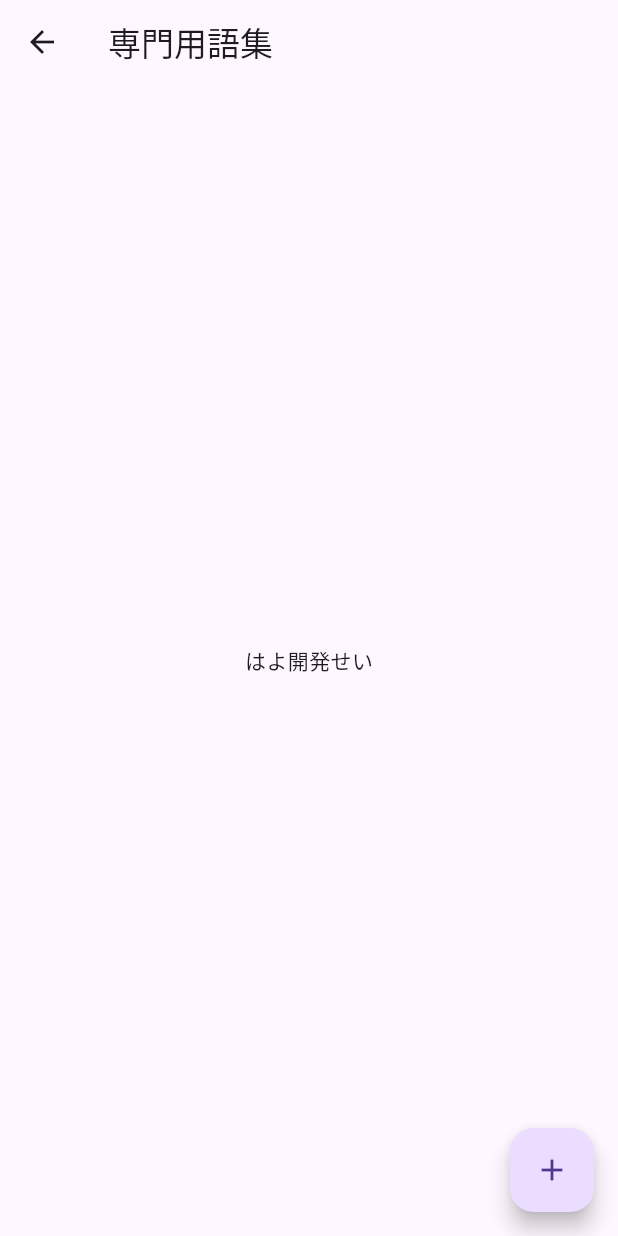
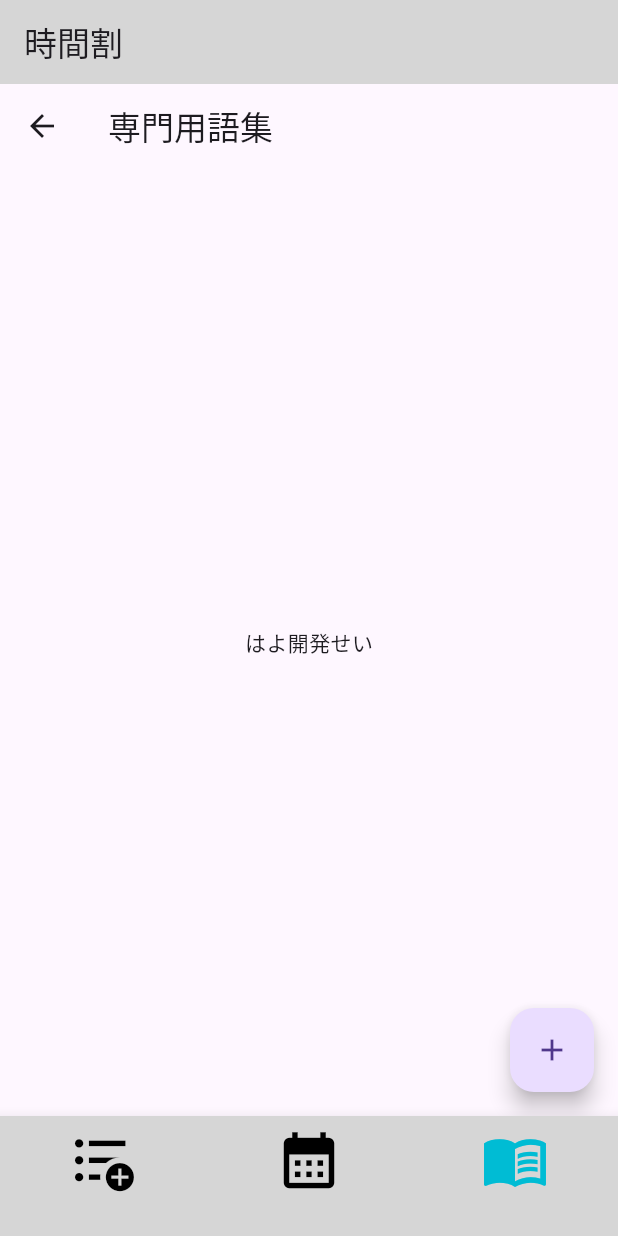
Before and after one commit to shun-osugi/U22-procon, a Flutter app: the screen it shows after launch, item 3 of the bottom bar chosen, after a tap on the "add" icon, on a phone screen of 412 x 824 dp. Run offline on Flutter 3.47's test engine with Material 3 defaults, Android fonts, the phone set to English and light mode, and no system bars; our stand-ins replace cloud_firestore, envied, firebase_core, flutter_riverpod, go_router; accounts and stored records are empty.

Commit message:
ヘッダーフッターがついてくるようにした。科目詳細画面の枠組みを作った。

```diff
--- /dev/null
+++ b/u_22_procon/lib/class_timetable.dart
@@ -0,0 +1,50 @@
+import 'package:flutter/material.dart';
+//データベース
+import 'package:firebase_core/firebase_core.dart';
+import 'firebase_options.dart';
+import 'package:cloud_firestore/cloud_firestore.dart';
+import 'package:go_router/go_router.dart';
+
+class ClassTimetable extends StatelessWidget {
+  const ClassTimetable({super.key});
+
+  @override
+  //データベース
+  Widget build(BuildContext context) {
+    return MaterialApp(
+      home: Scaffold(
+        appBar: AppBar(title: Text('Firestore Example')),
+        body: Center(
+            child: Column(
+          children: [
+            ElevatedButton(
+              onPressed: () async {
+                // Firestore のコレクション 'test' 内のドキュメント 'test2' にデータを保存
+                await FirebaseFirestore.instance
+                    .collection('test')
+                    .doc('test2')
+                    .set({
+                  'test': 2,
+                });
+
+                // 書き込みが完了したら、メッセージを表示
+                ScaffoldMessenger.of(context).showSnackBar(
+                  SnackBar(
+                    content: Text('Data saved to Firestore'),
+                  ),
+                );
+              },
+              child: Text('Save data to Firestore'),
+            ),
+            TextButton(
+              onPressed: () {
+                GoRouter.of(context).go('/classTimetable/subjectDetails');
+              },
+              child: const Text('GO!!'),
+            )
+          ],
+        )),
+      ),
+    );
+  }
+}
--- a/u_22_procon/lib/main.dart
+++ b/u_22_procon/lib/main.dart
@@ -1,22 +1,93 @@
 import 'package:flutter/material.dart';
 import 'package:flutter_riverpod/flutter_riverpod.dart';
 import 'package:u_22_procon/samplePage.dart';
-import 'package:u_22_procon/samplePage2.dart';
+import 'package:u_22_procon/class_timetable.dart';
+import 'package:u_22_procon/subject_details.dart';
 import 'package:u_22_procon/subject_term.dart';
 
 //データベース
 import 'package:firebase_core/firebase_core.dart';
 import 'firebase_options.dart';
 import 'package:cloud_firestore/cloud_firestore.dart';
+import 'package:go_router/go_router.dart';
 
 //遷移先ファイルのインポート文を記述
 //下が例
 // import 'package:XXX/page_a.dart';
 
+final rootNavigatorKeyProvider = Provider<GlobalKey<NavigatorState>>((ref) {
+  return GlobalKey<NavigatorState>(debugLabel: 'root');
+});
+final shellNavigatorKeyProvider = Provider<GlobalKey<NavigatorState>>((ref) {
+  return GlobalKey<NavigatorState>(debugLabel: 'shell');
+});
+
+final goRouterProvider = Provider<GoRouter>((ref) {
+  final rootNavigatorKey = ref.watch(rootNavigatorKeyProvider);
+  final shellNavigatorKey = ref.watch(shellNavigatorKeyProvider);
+
+  return GoRouter(
+    navigatorKey: rootNavigatorKey,
+    initialLocation: '/classTimetable',
+    debugLogDiagnostics: true,
+    routes: <RouteBase>[
+      ShellRoute(
+        navigatorKey: shellNavigatorKey,
+        builder: (BuildContext context, GoRouterState state, Widget child) {
+          return HeaderFooter(child: child);
+        },
+        routes: <RouteBase>[
+          GoRoute(
+            path: '/samplePage',
+            builder: (BuildContext context, GoRouterState state) {
+              return const Samplepage();
+            },
+            // routes: <RouteBase>[
+            //   GoRoute(
+            //     path: 'subjectDetails',
+            //     parentNavigatorKey: rootNavigatorKey,
+            //     builder: (BuildContext context, GoRouterState state) {
+            //       return const SubjectDetails();
+            //     }),
+            //   ],
+          ),
+          GoRoute(
+              path: '/classTimetable',
+              builder: (BuildContext context, GoRouterState state) {
+                return const ClassTimetable();
+              },
+              routes: <RouteBase>[
+                GoRoute(
+                    path: 'subjectDetails',
+                    parentNavigatorKey: rootNavigatorKey,
+                    builder: (BuildContext context, GoRouterState state) {
+                      return const SubjectDetails();
+                    }),
+              ]),
+          GoRoute(
+            path: '/subject_term',
+            builder: (BuildContext context, GoRouterState state) {
+              return const subject_term();
+            },
+            // routes: <RouteBase>[
+            //   GoRoute(
+            //     path: 'subjectDetails',
+            //     parentNavigatorKey: rootNavigatorKey,
+            //     builder: (BuildContext context, GoRouterState state) {
+            //       return const SubjectDetails();
+            //     }),
+            //   ],
+          ),
+        ],
+      ),
+    ],
+  );
+});
+
 //main関数
 main() async {
   //アプリ
-  const app = MaterialApp(home: HeaderFooter());
+  const app = MyApp();
 
   //データベース初期化
   WidgetsFlutterBinding.ensureInitialized();
@@ -35,9 +106,26 @@ final indexProvider = StateProvider((ref) {
   return 1; //時間割
 });
 
+class MyApp extends ConsumerWidget {
+  const MyApp({super.key});
+
+  @override
+  Widget build(BuildContext context, WidgetRef ref) {
+    final router = ref.watch(goRouterProvider);
+    return MaterialApp.router(
+      title: 'Flutter Demo',
+      theme: ThemeData(
+        primarySwatch: Colors.blue,
+      ),
+      routerConfig: router,
+    );
+  }
+}
+
 //画面
 class HeaderFooter extends ConsumerWidget {
-  const HeaderFooter({super.key});
+  final Widget child;
+  const HeaderFooter({required this.child, super.key});
 
   @override
   Widget build(BuildContext context, WidgetRef ref) {
@@ -86,25 +174,25 @@ class HeaderFooter extends ConsumerWidget {
       unselectedItemColor: Colors.black, //選択せれていない時のアイテムの色
       currentIndex: index, //インデックス
       //タップされた時インデックス(画面)を変更する
-      onTap: (index) {
-        ref.read(indexProvider.notifier).state = index;
+      onTap: (int idx) {
+        ref.read(indexProvider.notifier).state = idx;
+        switch (idx) {
+          case 0:
+            context.go('/samplePage');
+            break;
+          case 1:
+            context.go('/classTimetable');
+            break;
+          case 2:
+            context.go('/subject_term');
+            break;
+        }
       },
     );
 
-    //遷移先の画面たち
-    const pages = [
-      //ここに遷移先の画面を記述
-      Samplepage(),
-      Samplepage2(),
-      subject_term(),
-      //例：
-      //PageA(),
-      //PageB(),
-    ];
-
     return Scaffold(
       appBar: header,
-      body: pages[index],
+      body: child,
       bottomNavigationBar: footerBar,
     );
   }
--- a/u_22_procon/pubspec.yaml
+++ b/u_22_procon/pubspec.yaml
@@ -39,6 +39,7 @@ dependencies:
   firebase_core: ^3.1.1
   cloud_firestore: ^5.0.2  # Cloud Firestore プラグイン
   envied: ^0.5.4+1
+  go_router:
 
 dev_dependencies:
   flutter_test:
```
Also changed, not shown: u_22_procon/lib/subject_details.dart (added, +111 -0 lines), u_22_procon/pubspec.lock.
